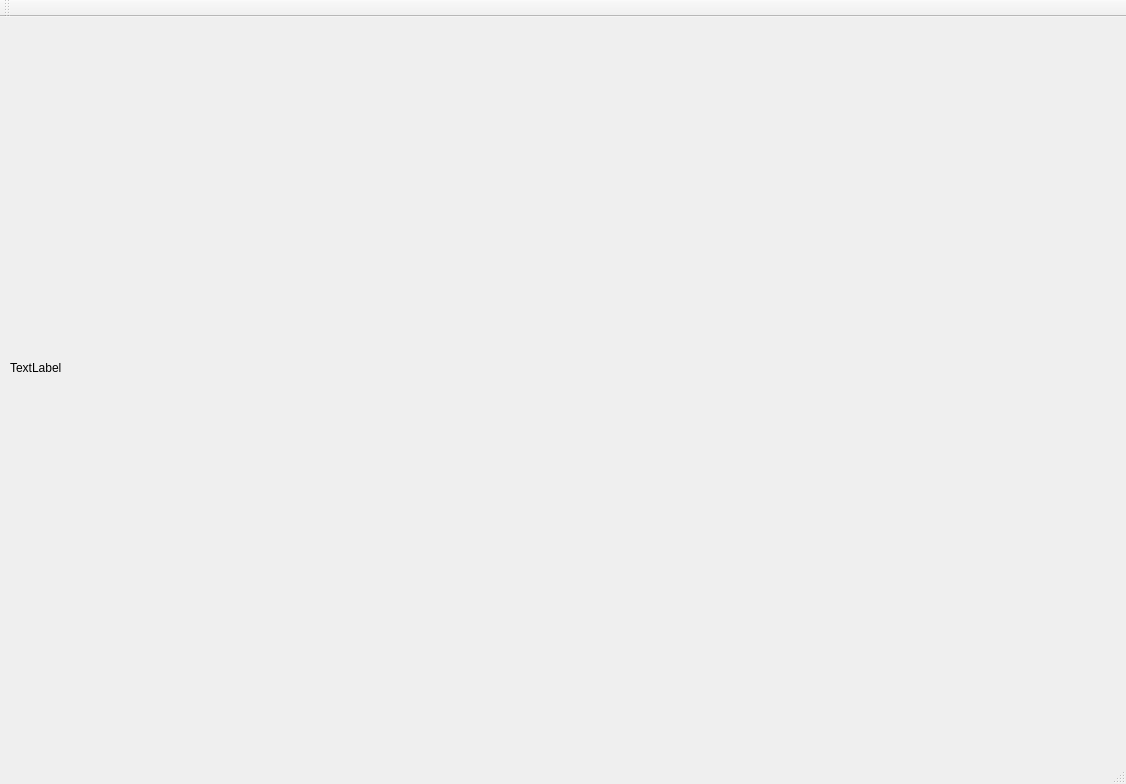
Qt form mainwindow.ui (comrat/coincutter) before a commit.
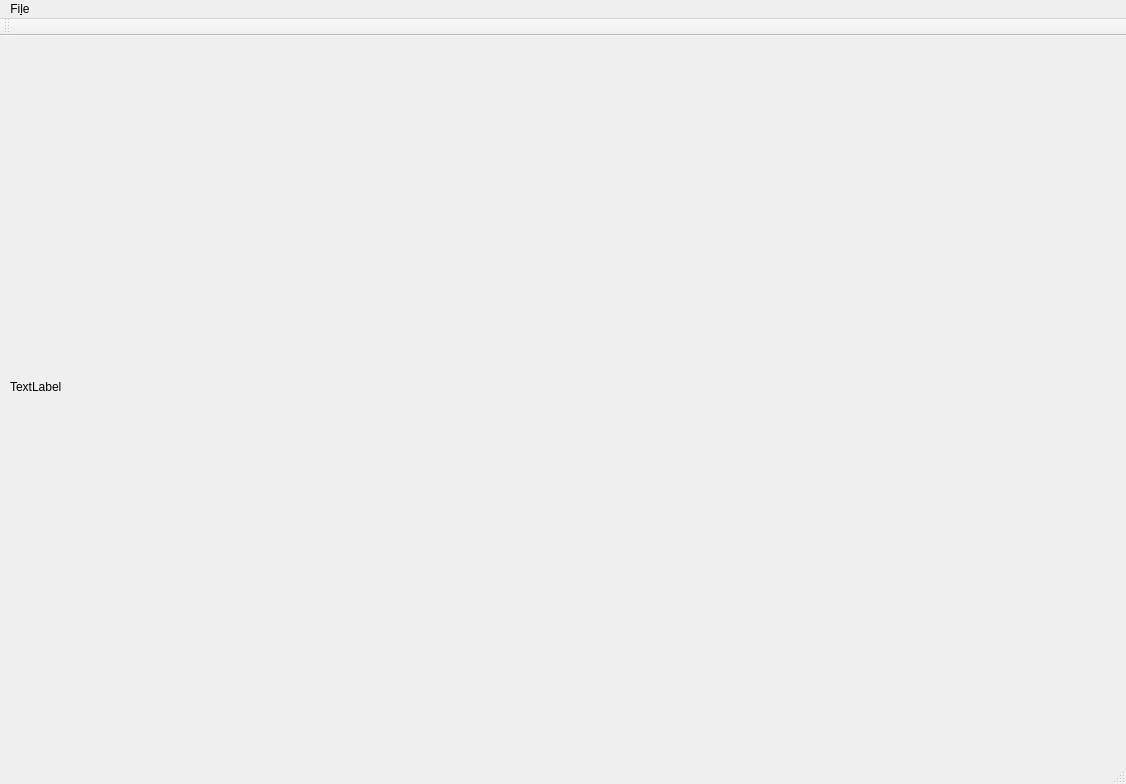
The same form after that commit.

Commit message: Add 'File->Open' action.

```diff
--- a/mainwindow.ui
+++ b/mainwindow.ui
@@ -34,9 +34,16 @@
      <x>0</x>
      <y>0</y>
      <width>1126</width>
-     <height>25</height>
+     <height>30</height>
     </rect>
    </property>
+   <widget class="QMenu" name="menuFile">
+    <property name="title">
+     <string>Fi&amp;le</string>
+    </property>
+    <addaction name="actionOpen"/>
+   </widget>
+   <addaction name="menuFile"/>
   </widget>
   <widget class="QToolBar" name="mainToolBar">
    <attribute name="toolBarArea">
```
Left out of the diff: 5 changed lines with no effect on the pictures. The commit also changes 2 other files.
